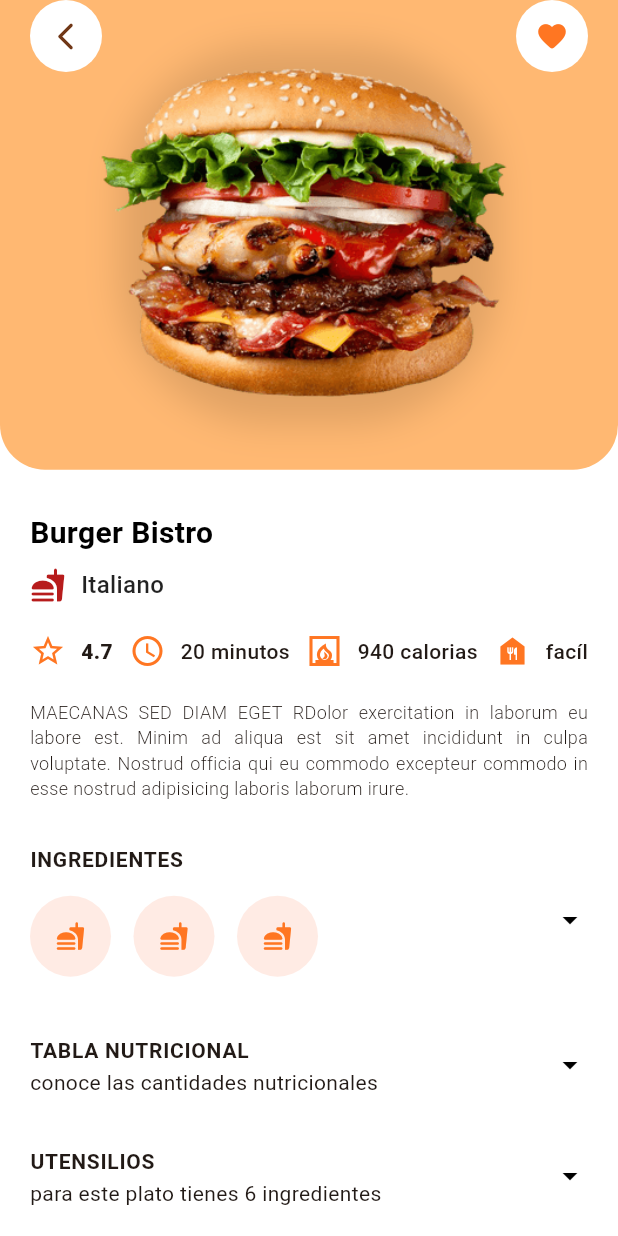
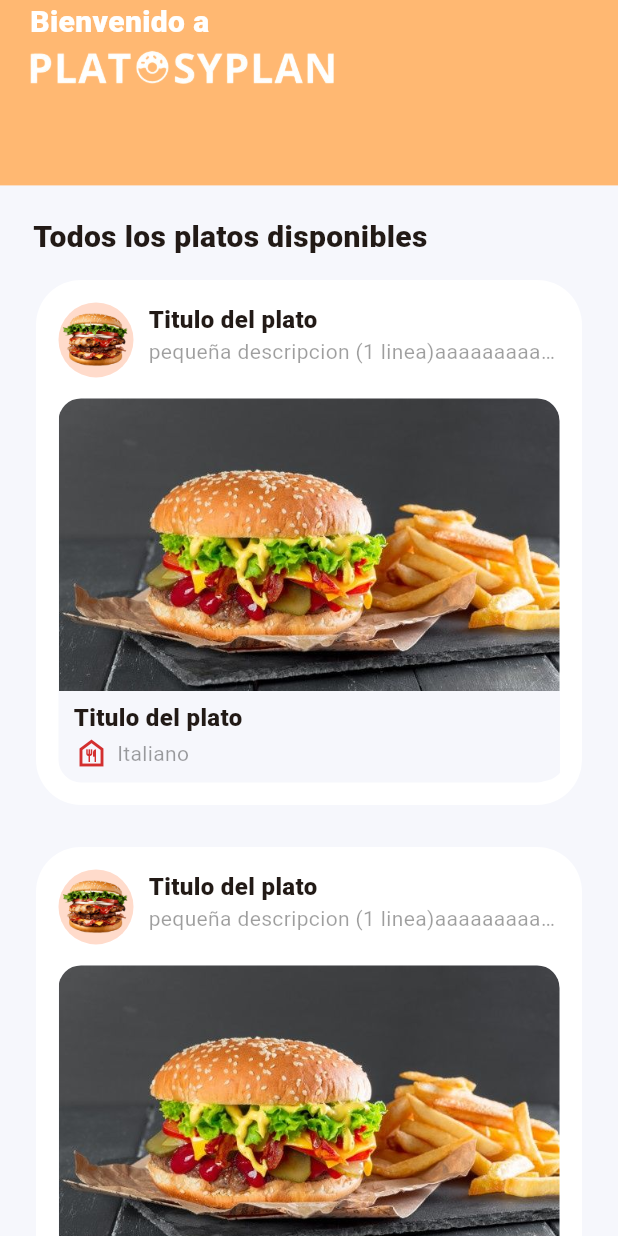
Before and after one commit to manuelcastrobarinas/platosyplan_app_flutter, a Flutter app: the screen it shows after launch, after a tap on "Siguiente", on a phone screen of 412 x 824 dp. Run offline on Flutter 3.47's test engine with Material 3 defaults, Android fonts, the phone set to English and light mode, and no system bars; our stand-ins replace bloc, flutter_bloc, flutter_svg.

Commit message:
first screen design

```diff
--- a/lib/presentation/screens/loading_screen.dart
+++ b/lib/presentation/screens/loading_screen.dart
@@ -60,7 +60,7 @@ class LoadingScreen extends StatelessWidget {
                 height: 50,
                 color : Theme.of(context).primaryColor,
                 shape : RoundedRectangleBorder(borderRadius: BorderRadius.circular(10)),
-                onPressed: () => Navigator.pushNamed(context, 'recipe'),
+                onPressed: () => Navigator.pushNamed(context, 'allrecets'),
                 child : const Text('Siguiente', style: TextStyle(color: Colors.white, fontWeight: FontWeight.bold, overflow: TextOverflow.ellipsis, fontSize: 17), maxLines: 1),
               ),
             )
--- /dev/null
+++ b/lib/presentation/screens/recets/all_recets_screen.dart
@@ -0,0 +1,178 @@
+import 'package:flutter/material.dart';
+
+class AllRecetsScreen extends StatelessWidget {
+  const AllRecetsScreen({super.key});
+
+  @override
+  Widget build(BuildContext context) {
+    final ScrollController controller = ScrollController();
+    const TextStyle titleStyle = TextStyle(fontWeight: FontWeight.w900, fontSize: 20, overflow: TextOverflow.ellipsis);
+    const TextStyle sectionTitleStyle = TextStyle(fontWeight: FontWeight.w900, fontSize: 16, overflow: TextOverflow.ellipsis);
+    final Size size = MediaQuery.of(context).size;
+    return SingleChildScrollView(
+      controller : controller,
+      child: ConstrainedBox(
+        constraints:  BoxConstraints(
+          minHeight: size.height,
+        ),
+        child: Column(
+          crossAxisAlignment: CrossAxisAlignment.start,
+          children: [
+            _Header(size: size, titleStyle: titleStyle),
+            const Padding(
+              padding: EdgeInsets.only(top: 20.0, left: 22.0),
+              child: Text("Todos los platos disponibles", style: titleStyle),
+            ),
+            ListView.builder(
+              padding: const EdgeInsets.all(0.0),
+              itemCount   : 7,
+              shrinkWrap  : true,
+              controller  : controller,
+              itemBuilder : (BuildContext context, int i) {
+                return Padding(
+                  padding : const EdgeInsets.symmetric(vertical: 10.0, horizontal: 20.0),
+                  child : GestureDetector(
+                    onTap: () => Navigator.pushNamed(context, 'recipe', arguments: i),
+                    child: Card(
+                      shape:  RoundedRectangleBorder(
+                        borderRadius: BorderRadius.circular(30.0),
+                      ),
+                      elevation: 0,
+                      color : Colors.white,
+                      child : SizedBox(
+                        height: 350,
+                        child : Padding(
+                          padding : const EdgeInsets.all(15.0),
+                          child   : SizedBox(
+                            // color : Colors.blue,
+                            height: double.infinity,
+                            width : double.infinity,
+                            child: Column(
+                              children: [
+                                Expanded(
+                                  flex: 1,
+                                  child: Row(
+                                    crossAxisAlignment: CrossAxisAlignment.start,
+                                    mainAxisAlignment : MainAxisAlignment.start,
+                                    children: [
+                                      CircleAvatar(
+                                        radius: 25,
+                                        child: Hero(
+                                          tag: i,
+                                          child: Image.asset('assets/food/hamburger.png')),
+                                      ),
+                                      const SizedBox(width: 10.0),
+                                      const Expanded(
+                                        child: Column(
+                                          crossAxisAlignment: CrossAxisAlignment.start,
+                                          mainAxisAlignment : MainAxisAlignment.start,
+                                          children: [
+                                            Text('Titulo del plato', style: sectionTitleStyle),
+                                            Text('pequeña descripcion (1 linea)aaaaaaaaaaaaaaaaaaaaaaaaaaaaaaaaaaaaaaaaaaaa', style: TextStyle(color: Colors.black38, fontSize: 14, overflow: TextOverflow.ellipsis), maxLines: 1)
+                                          ],
+                                        ),
+                                      )
+                                    ],
+                                  )
+                                ),
+                                Expanded(
+                                  flex: 4,
+                                  child: Container(
+                                    decoration : BoxDecoration(
+                                      color : const Color(0xfff6f7fc),
+                                      borderRadius: BorderRadius.circular(15.0),
+                                    ),
+                                    child: Stack(
+                                      children: [
+                                        ClipRRect(
+                                          borderRadius: BorderRadius.circular(15),
+                                          child: Image.asset('assets/food/hamburgerBanner.jpg')
+                                        ),
+                                        Positioned(
+                                          bottom: 1,
+                                          child: Container(
+                                            padding : const EdgeInsets.symmetric(vertical: 5.0, horizontal: 10.0),
+                                            height  : 60,
+                                            width   : size.width * 0.82,
+                                            decoration: const BoxDecoration(
+                                              color: Color(0xfff6f7fc),
+                                              borderRadius: BorderRadius.only(bottomLeft: Radius.circular(15), bottomRight: Radius.circular(15.0))
+                                            ),
+                                            child: Column(
+                                              crossAxisAlignment: CrossAxisAlignment.start,
+                                              mainAxisAlignment: MainAxisAlignment.center,
+                                              children: [
+                                                const Text('Titulo del plato', style: sectionTitleStyle),
+                                                Row(
+                                                  crossAxisAlignment: CrossAxisAlignment.center,
+                                                  mainAxisAlignment : MainAxisAlignment.end,
+                                                  children: [
+                                                    Icon(Icons.food_bank_outlined, color: Colors.red[700]),
+                                                    const SizedBox(width: 5.0),
+                                                    const Expanded(
+                                                      child: Text('Italiano', style: TextStyle(color: Colors.black38, fontSize: 14, overflow: TextOverflow.ellipsis), maxLines: 1)
+                                                    ),
+                                                  ],
+                                                )
+                                              ]
+                                            ),
+                                          ),
+                                        )
+                                      ],
+                                    ),
+                                  ),
+                                ),
+                              ],
+                            ),
+                          ),
+                        )
+                      ),
+                    ),
+                  ),
+                );
+              }
+            )
+          ],
+        ),
+      ),
+    );
+  }
+}
+
+class _Header extends StatelessWidget {
+  const _Header({
+    required this.size,
+    required this.titleStyle,
+  });
+
+  final Size size;
+  final TextStyle titleStyle;
+
+  @override
+  Widget build(BuildContext context) {
+    return Container(
+      width : double.infinity,
+      height: size.height * 0.15,
+      color : Theme.of(context).secondaryHeaderColor,
+      child : SafeArea(
+        child : Align(
+          alignment: Alignment.centerLeft,
+          child : Column(
+            crossAxisAlignment: CrossAxisAlignment.start,
+            children: [
+              Padding(
+                padding: const EdgeInsets.symmetric(horizontal: 20.0),
+                child: Text("Bienvenido a", style: titleStyle.copyWith(color: Colors.white)),
+              ),
+              Container(
+                padding : const EdgeInsets.symmetric(horizontal: 14.0),
+                height  : size.height * 0.042,
+                child   : Image.asset('assets/platosyplanfondo.png')
+              )
+            ],
+          )
+        ),
+      )
+    );
+  }
+}
--- a/lib/presentation/screens/recipe_screen.dart
+++ b/lib/presentation/screens/recipe_screen.dart
@@ -5,12 +5,13 @@ class RecipeScreen extends StatelessWidget {
 
   @override
   Widget build(BuildContext context) {
-    return const SingleChildScrollView(
+    final int heroId = ModalRoute.of(context)!.settings.arguments as int;
+    return SingleChildScrollView(
       child: Column(
         mainAxisSize: MainAxisSize.max,
         children: [
-          _HeaderImage(),
-          _InformationContainer(),
+          _HeaderImage(heroId: heroId,),
+          const _InformationContainer(),
         ],
       ),
     );
@@ -18,7 +19,10 @@ class RecipeScreen extends StatelessWidget {
 }
 
 class _HeaderImage extends StatelessWidget {
-  const _HeaderImage();
+  final int heroId;
+  const _HeaderImage({
+    required this.heroId
+  });
 
   @override
   Widget build(BuildContext context) {
@@ -78,7 +82,10 @@ class _HeaderImage extends StatelessWidget {
               ),
               Align(
                 alignment: Alignment.bottomCenter,
-                child: Image.asset('assets/food/hamburger.png', fit: BoxFit.cover),
+                child: Hero(
+                  tag: heroId,
+                  child: Image.asset('assets/food/hamburger.png', fit: BoxFit.cover)
+                ),
               ),
             ],
           ),
--- a/lib/presentation/screens/screens.dart
+++ b/lib/presentation/screens/screens.dart
@@ -1,3 +1,4 @@
+export 'package:platosyplan/presentation/screens/recets/all_recets_screen.dart';
 export 'package:platosyplan/presentation/screens/cooking_steps_screen.dart';
 export 'package:platosyplan/presentation/screens/recipe_screen.dart';
 export 'package:platosyplan/presentation/screens/loading_screen.dart';
--- /dev/null
+++ b/lib/presentation/views/recets/all_recets.dart
@@ -0,0 +1,14 @@
+import 'package:flutter/material.dart';
+import 'package:platosyplan/presentation/screens/screens.dart';
+
+class AllRecetsView extends StatelessWidget {
+  const AllRecetsView({super.key});
+
+  @override
+  Widget build(BuildContext context) {
+    return const Scaffold(
+      backgroundColor: Color(0xfff6f7fc),
+      body: AllRecetsScreen(),
+    );
+  }
+}
--- a/lib/presentation/views/views.dart
+++ b/lib/presentation/views/views.dart
@@ -1,3 +1,5 @@
+export 'package:platosyplan/presentation/views/recets/all_recets.dart';
+
 export 'package:platosyplan/presentation/views/cookings_steps_view.dart';
 export 'package:platosyplan/presentation/views/recipe_view.dart';
 export 'package:platosyplan/presentation/views/loading_view.dart';
--- a/lib/routes/routes.dart
+++ b/lib/routes/routes.dart
@@ -5,4 +5,5 @@ Map<String, Widget Function(BuildContext)> routes = {
   'loading' : (_) => const LoadingView(),
   'recipe'  : (_) => const RecipeView(),
   'cookingsteps'  : (_) => const CookingStepsView(),
+  'allrecets'     : (_) => const AllRecetsView(),
 };
```
Also changed, not shown: assets/food/hamburgerBanner.jpg (added), assets/platosyplanfondo.png (added).
